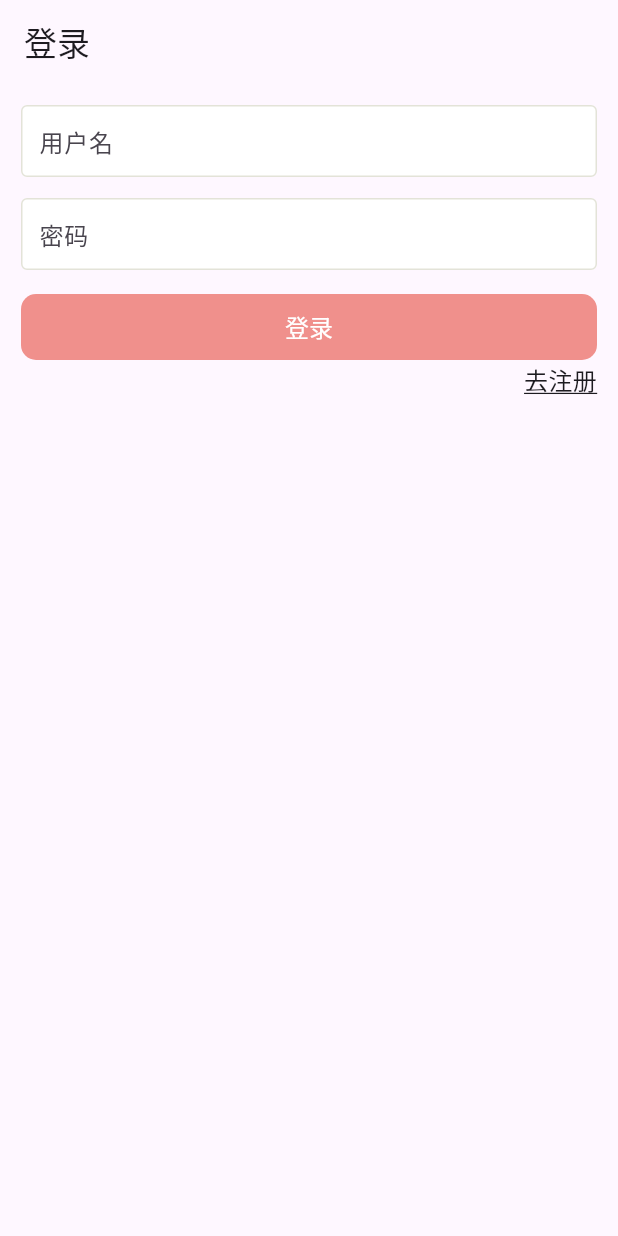
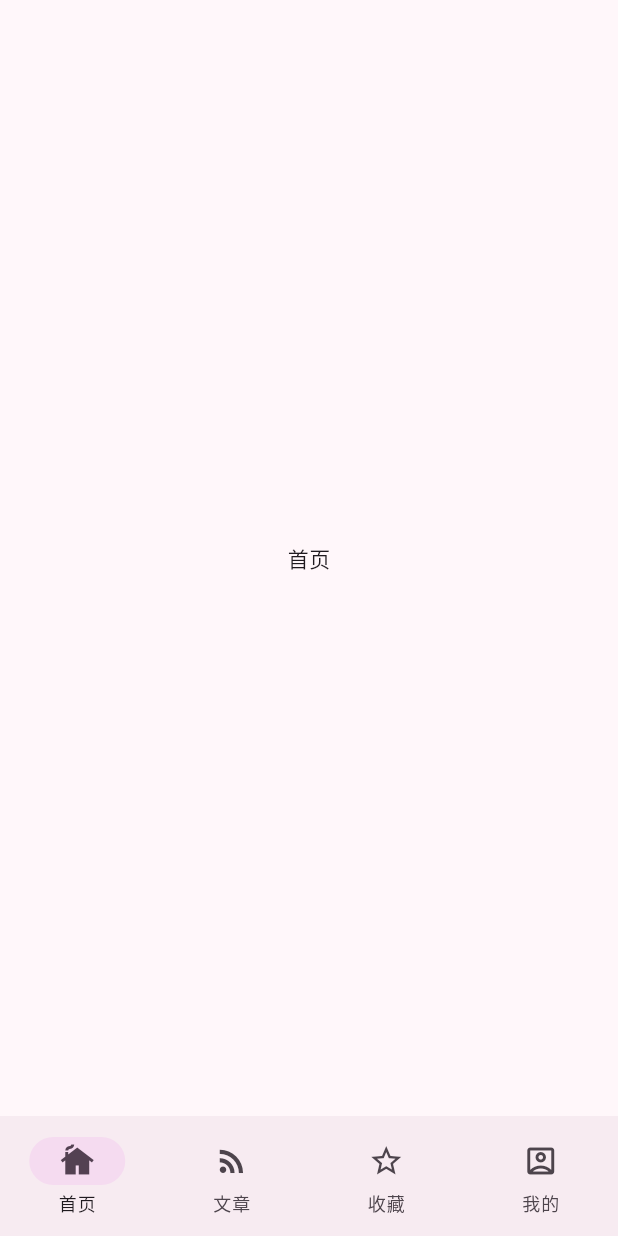
Before and after one commit to mietl/wan_flutter, a Flutter app: the screen it shows after launch, on a phone screen of 412 x 824 dp. Run offline on Flutter 3.47's test engine with Material 3 defaults, Android fonts, the light colour scheme and no system bars; our stand-ins replace dio, shared_preferences.

Commit message:
feat: 添加主要页面、底部导航

```diff
--- a/lib/common/utils/api_constant.dart
+++ b/lib/common/utils/api_constant.dart
@@ -1,3 +1,5 @@
 class ApiConstant{
-  static String baseUrl = '1232';
+  static String baseUrl = 'https://www.wanandroid.com';
+
+  static String coin = '/lg/coin/userinfo/json';
 }
--- a/lib/common/utils/settings.dart
+++ /dev/null
@@ -1 +0,0 @@
-bool isDebug = true;
--- a/lib/common/values/color.dart
+++ b/lib/common/values/color.dart
@@ -1,3 +1,65 @@
+import 'dart:ui';
+
 class WanColor {
-  // static const Color
+  static const primary = Color(0xFFf09885);
+
+  // 槲寄生绿 #2B312C
+  static const secondaryGreen = Color(0xFF2B312C);
+
+  // 珍珠灰 #E4DFD7
+  static const surfaceGray = Color(0xFFE4DFD7);
+
+  // 夏云灰#617172
+  static const backgroundGray = Color(0xFF617172);
+
+  // 黄昏灰#474B4C
+  static const onSurfaceGray = Color(0xFF474B4C);
+
+  // 香叶红 #F07C82
+  static const errorRed = Color(0xFFF07C82);
+
+  // 茶花红 #EE3F4D
+  static const teaRedFlower = Color(0xFFEE3F4D);
+
+  // 晶红 #EEA6B7
+  static const crystalRed = Color(0xFFEEA6B7);
+
+  // 菱锰红 #D276A3
+  static const manganesePurple = Color(0xFFD276A3);
+
+  // 凤信紫 #C8ADC4
+  static const phoenixPurple = Color(0xFFC8ADC4);
+
+  // 羽扇豆蓝 #619AC3
+  static const wingSeanBlue = Color(0xFF619AC3);
+
+  // 秋波蓝 #8ABCD1
+  static const autumnWaveBlue = Color(0xFF8ABCD1);
+
+  // 石绿 #57C3C2
+  static const stoneGreen = Color(0xFF57C3C2);
+
+  // 蔻梢绿#5DBE8A
+  static const catechinaGreen = Color(0xFF5DBE8A);
+
+  // 芽绿 #96C24E
+  static const shootGreen = Color(0xFF96C24E);
+
+  // 淡密黄#F9D367
+  static const paleDenseYellow = Color(0xFFF9D367);
+
+  // 菠萝红#FC7930
+  static const pineappleRed = Color(0xFFFC7930);
+
+  // 野蔷薇红 #FB9968
+  static const wildRoseRed = Color(0xFFFB9968);
+
+  // 苍蓝 #134857
+  static const grayBlue = Color(0xFF134857);
+
+  // 满天星紫 #2E317C
+  static const starryPurple = Color(0xFF2E317C);
+
+  // 槟榔综#C1651A
+  static const araceaeOrange = Color(0xFFC1651A);
 }
--- a/lib/pages/login/index.dart
+++ b/lib/pages/login/index.dart
@@ -1,6 +1,3 @@
-import 'dart:ui';
-
-import 'package:flutter/cupertino.dart';
 import 'package:flutter/material.dart';
 
 class LoginPage extends StatefulWidget{
@@ -16,7 +13,7 @@ class LoginPage extends StatefulWidget{
 
 class _LoginPageState extends State<LoginPage> {
   //边框样式
-  final OutlineInputBorder _outlineInputBorder = OutlineInputBorder(
+  final OutlineInputBorder _outlineInputBorder = const OutlineInputBorder(
     gapPadding: 0,
     borderSide: BorderSide(
       color: Color(0xFFE3E3D8),
@@ -46,7 +43,7 @@ class _LoginPageState extends State<LoginPage> {
         title: const Text('登录'),
       ),
       body:  Padding(
-        padding: EdgeInsets.all(14),
+        padding: const EdgeInsets.all(14),
         child: Column(
           children: [
             TextField(
@@ -76,7 +73,7 @@ class _LoginPageState extends State<LoginPage> {
               alignment: Alignment.bottomRight,
               child: GestureDetector(
                 onTap: (){
-                  print('register');
+                  debugPrint('register');
                 },
                 child: const Text('去注册',
                     style: TextStyle(fontSize: 16,decoration: TextDecoration.underline)
--- /dev/null
+++ b/lib/pages/main/index.dart
@@ -0,0 +1,65 @@
+import 'package:flutter/material.dart';
+
+class MainPageView extends StatefulWidget{
+  const MainPageView({super.key});
+
+  @override
+  State<StatefulWidget> createState() {
+    return _MainPageViewState();
+  }
+}
+
+class _MainPageViewState extends State<MainPageView>{
+  int _selectedIndex = 0;
+  late final PageController _pageController;
+
+  @override
+  void initState() {
+    _pageController = PageController(initialPage: _selectedIndex);
+
+    super.initState();
+  }
+  @override
+  void dispose() {
+    _pageController.dispose();
+    super.dispose();
+  }
+
+  @override
+  Widget build(BuildContext context) {
+    return Scaffold(
+      body: PageView(
+        controller: _pageController,
+        onPageChanged: _onPageChanged,
+        children: const [
+          Center(child: Text('首页')),
+          Center(child: Text('文章')),
+          Center(child: Text('收藏')),
+          Center(child: Text('我的')),
+        ],
+      ),
+      bottomNavigationBar: NavigationBar(
+        onDestinationSelected: onDestinationSelected,
+        selectedIndex: _selectedIndex,
+        destinations: const [
+          NavigationDestination(icon: Icon(Icons.cottage_outlined), label: '首页',selectedIcon: Icon(Icons.cottage)),
+          NavigationDestination(icon: Icon(Icons.rss_feed), label: '文章',selectedIcon: Icon(Icons.rss_feed)),
+          NavigationDestination(icon: Icon(Icons.star_border_outlined), label: '收藏',selectedIcon: Icon(Icons.star)),
+          NavigationDestination(icon: Icon(Icons.account_box_outlined), label: '我的',selectedIcon: Icon(Icons.account_box)),
+        ]
+      ),
+    );
+
+  }
+
+  _onPageChanged(index){
+    setState(() {
+      _selectedIndex = index;
+    });
+  }
+
+  onDestinationSelected(index){
+    _pageController.jumpToPage(index);
+  }
+
+}
--- a/pubspec.yaml
+++ b/pubspec.yaml
@@ -36,8 +36,9 @@ dependencies:
   # Use with the CupertinoIcons class for iOS style icons.
   cupertino_icons: ^1.0.6
   dio: ^5.5.0+1
-  another_flushbar: ^1.12.30
   json_annotation: ^4.9.0
+  shared_preferences: ^2.3.2
+  provider: ^6.1.2
 
 dev_dependencies:
   flutter_test:
```
Also changed, not shown: lib/common/api/user_api.dart (added, +15 -0 lines), lib/common/models/coin.dart (added, +36 -0 lines), lib/common/models/generic_model.dart (deleted, +0 -33 lines), lib/common/models/model.dart (deleted, +0 -33 lines), lib/common/models/wan_response.dart (added, +30 -0 lines), lib/common/provider/user_provider.dart (added, +12 -0 lines), lib/common/utils/http_util.dart (+66 -18 lines), lib/common/utils/shared_preferences_util.dart (added, +46 -0 lines), lib/common/utils/show_dialog.dart (added, +24 -0 lines), lib/common/widget/avatar_drawer.dart (+59 -12 lines), lib/main.dart (+24 -38 lines), lib/pages/home/index.dart (added, +33 -0 lines), lib/common/models/coin.g.dart (added), lib/common/models/model.g.dart (deleted), 3 more files, 12 other files.
